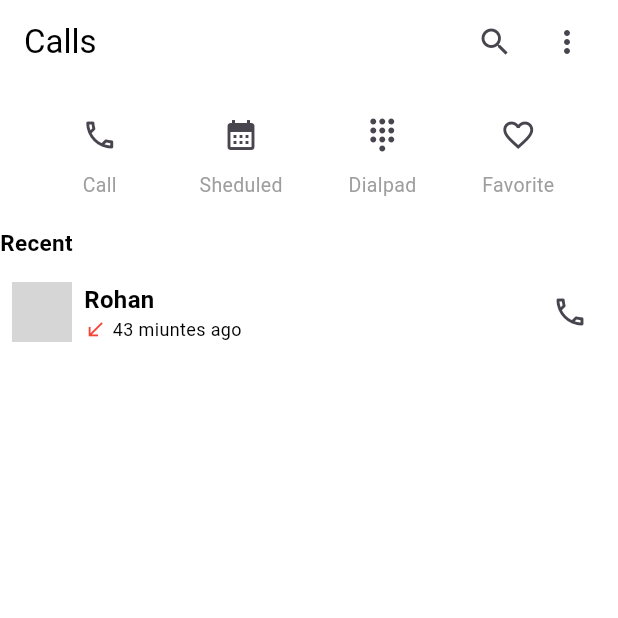
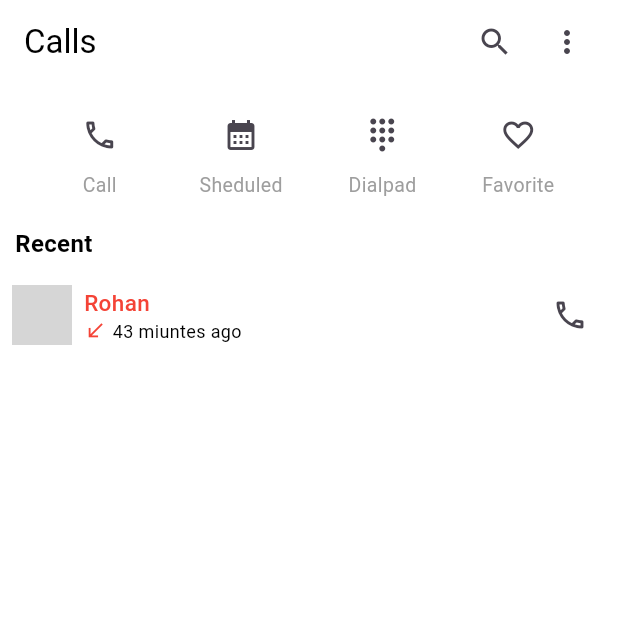
Before and after one commit to ahmedhamzarana/WhatsApp-Ui-Clone, a Flutter app: the CallsScreen screen opened directly, on a phone screen of 412 x 824 dp, the top half of it. Run offline on Flutter 3.47's test engine with Material 3 defaults, Android fonts, the phone set to English and light mode, and no system bars; network calls fail; grey boxes are pictures that could not be loaded.

```diff
--- a/lib/Dashboard/calls_screen.dart
+++ b/lib/Dashboard/calls_screen.dart
@@ -108,13 +108,18 @@ class _CallsScreenState extends State<CallsScreen> {
                 child: Column(
                   crossAxisAlignment: CrossAxisAlignment.start,
                   children: [
+                    Row(
+                      children: [
+                        SizedBox(width: 10),
                         Text(
                           "Recent",
                           style: TextStyle(
                             color: Colors.black,
-                        fontSize: 15,
+                            fontSize: 16,
                             fontWeight: FontWeight.bold,
                           ),
+                        ),
+                      ],
                     ),
                     CallBoxView(),
                   ],
--- a/lib/Dashboard/utills/call_box_view.dart
+++ b/lib/Dashboard/utills/call_box_view.dart
@@ -29,9 +29,9 @@ class _CallBoxViewState extends State<CallBoxView> {
                   Text(
                     "Rohan",
                     style: TextStyle(
-                      color: Colors.black,
-                      fontWeight: FontWeight.bold,
-                      fontSize: 16,
+                      color: Colors.red,
+                      fontWeight: FontWeight.w500,
+                      fontSize: 15,
                     ),
                   ),
                   Row(
--- a/lib/screens/splash_screen.dart
+++ b/lib/screens/splash_screen.dart
@@ -1,5 +1,6 @@
 import 'dart:async';
 import 'package:flutter/material.dart';
+import 'package:whatsapp/Dashboard/utills/custom_widget.dart';
 import 'package:whatsapp/screens/sign_Screen.dart';
 
 class SplashScreen extends StatefulWidget {
@@ -26,7 +27,7 @@ class _SplashScreenState extends State<SplashScreen> {
   Widget build(BuildContext context) {
     return Scaffold(
       body: Container(
-        decoration: BoxDecoration(color: Colors.white60),
+        decoration: BoxDecoration(color: AppColors.backgroundcolor),
         child: Center(
           child: SizedBox(
             height: 100,
```
Also changed, not shown: assets/cummunity.png (added). Lines whose indentation alone changed are shown as unchanged.
